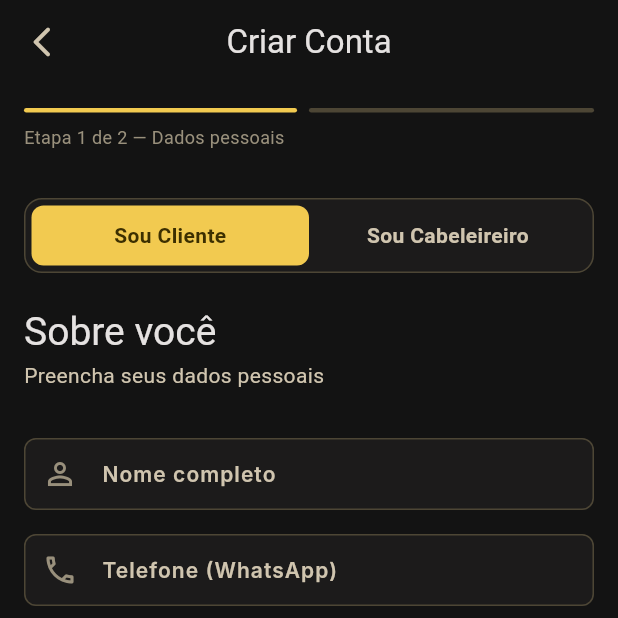
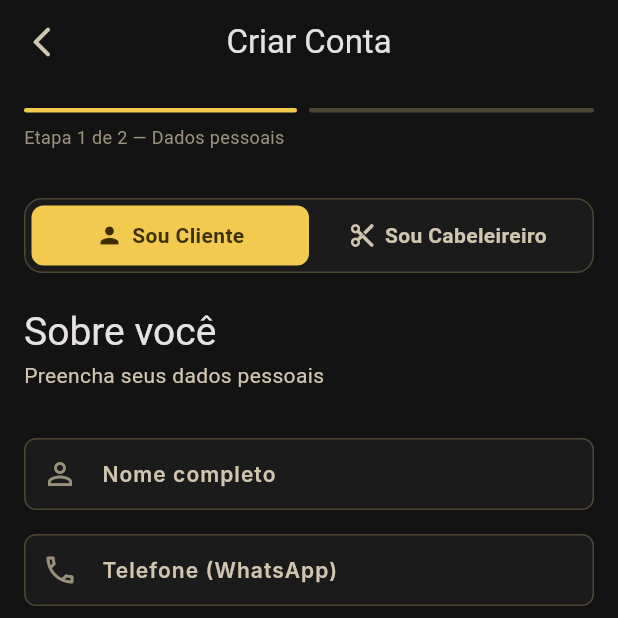
Before and after one commit to alexsander020/Barbearia_Elite, a Flutter app: the RegisterScreen screen opened by its route, on a phone screen of 412 x 824 dp, the top half of it. Run offline on Flutter 3.47's test engine with Material 3 defaults, Android fonts, the phone set to English and light mode, and no system bars; our stand-ins replace cloud_firestore, firebase_auth, firebase_core, flutter_riverpod, go_router; accounts and stored records are empty; generated files the repository leaves out were written again; Roboto replaces fonts that are missing (Inter).

Commit message:
style: add icons to role toggle on register screen

```diff
--- a/app/lib/features/auth/register_screen.dart
+++ b/app/lib/features/auth/register_screen.dart
@@ -200,7 +200,18 @@ class _RegisterScreenState extends ConsumerState<RegisterScreen> {
                       borderRadius: BorderRadius.circular(8),
                     ),
                     alignment: Alignment.center,
-                    child: Text(
+                    child: Row(
+                      mainAxisAlignment: MainAxisAlignment.center,
+                      children: [
+                        Icon(
+                          Icons.person,
+                          size: 18,
+                          color: _selectedRole == 'client'
+                              ? AppColors.onPrimary
+                              : AppColors.onSurfaceVariant,
+                        ),
+                        const SizedBox(width: 6),
+                        Text(
                           'Sou Cliente',
                           style: TextStyle(
                             color: _selectedRole == 'client'
@@ -209,6 +220,8 @@ class _RegisterScreenState extends ConsumerState<RegisterScreen> {
                             fontWeight: FontWeight.bold,
                             fontSize: 14,
                           ),
+                        ),
+                      ],
                     ),
                   ),
                 ),
@@ -225,7 +238,18 @@ class _RegisterScreenState extends ConsumerState<RegisterScreen> {
                       borderRadius: BorderRadius.circular(8),
                     ),
                     alignment: Alignment.center,
-                    child: Text(
+                    child: Row(
+                      mainAxisAlignment: MainAxisAlignment.center,
+                      children: [
+                        Icon(
+                          Icons.content_cut_rounded,
+                          size: 18,
+                          color: _selectedRole == 'professional'
+                              ? AppColors.onPrimary
+                              : AppColors.onSurfaceVariant,
+                        ),
+                        const SizedBox(width: 6),
+                        Text(
                           'Sou Cabeleireiro',
                           style: TextStyle(
                             color: _selectedRole == 'professional'
@@ -234,6 +258,8 @@ class _RegisterScreenState extends ConsumerState<RegisterScreen> {
                             fontWeight: FontWeight.bold,
                             fontSize: 14,
                           ),
+                        ),
+                      ],
                     ),
                   ),
                 ),
```
Lines whose indentation alone changed are shown as unchanged.
